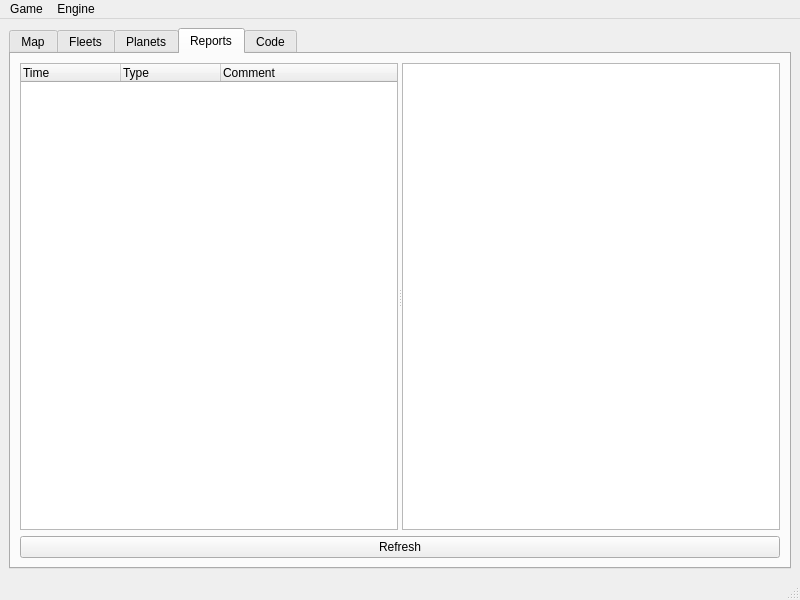
Old version of the form src/bit_them_all.ui in the repository lhamot/DroneWars.
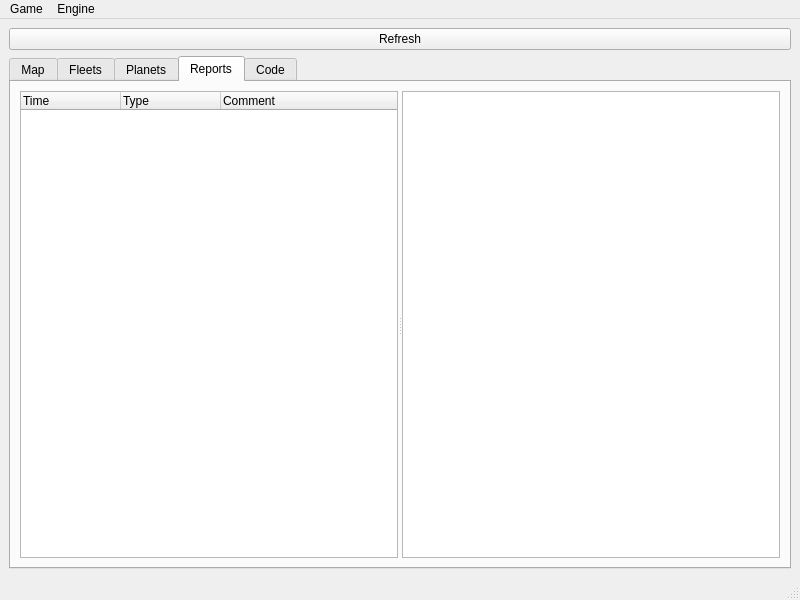
New version of the form. The open tabs and pages were chosen to show the change.

```diff
--- a/src/bit_them_all.ui
+++ b/src/bit_them_all.ui
@@ -15,6 +15,13 @@
   </property>
   <widget class="QWidget" name="centralwidget">
    <layout class="QVBoxLayout" name="verticalLayout">
+    <item>
+     <widget class="QPushButton" name="refreshButton">
+      <property name="text">
+       <string>Refresh</string>
+      </property>
+     </widget>
+    </item>
     <item>
      <widget class="QTabWidget" name="tabWidget">
       <property name="currentIndex">
@@ -107,7 +114,7 @@
        <attribute name="title">
         <string>Reports</string>
        </attribute>
-       <layout class="QVBoxLayout" name="verticalLayout_3" stretch="1,0">
+       <layout class="QVBoxLayout" name="verticalLayout_3" stretch="1">
         <item>
          <widget class="QSplitter" name="splitter">
           <property name="orientation">
@@ -136,17 +143,6 @@
           <widget class="QTableView" name="tableView"/>
          </widget>
         </item>
-        <item>
-         <layout class="QHBoxLayout" name="horizontalLayout_7">
-          <item>
-           <widget class="QPushButton" name="refreshReportButton">
-            <property name="text">
-             <string>Refresh</string>
-            </property>
-           </widget>
-          </item>
-         </layout>
-        </item>
        </layout>
       </widget>
       <widget class="QWidget" name="Code">
```
Left out of the diff: 12 changed lines with no effect on the pictures.
